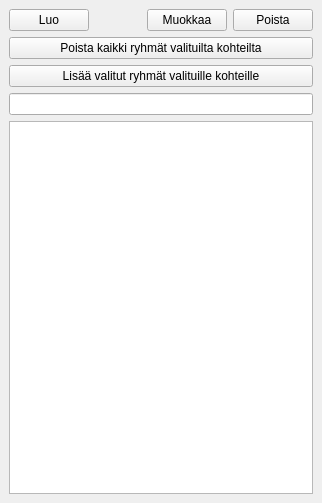
Old version of the form arho_feature_template/gui/docks/regulation_groups_dock.ui in the repository GispoCoding/arho-qgis-plugin.
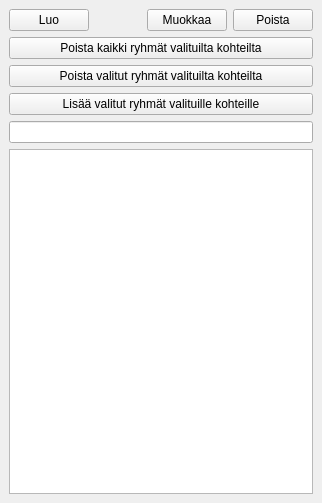
New version of the form. Custom widgets are drawn as their Qt base class.

Commit message: rename signals, methods and buttons to be more descriptive

```diff
--- a/arho_feature_template/gui/docks/regulation_groups_dock.ui
+++ b/arho_feature_template/gui/docks/regulation_groups_dock.ui
@@ -70,7 +70,14 @@
      </widget>
     </item>
     <item>
-     <widget class="QPushButton" name="add_all_btn">
+     <widget class="QPushButton" name="remove_selected_btn">
+      <property name="text">
+       <string>Poista valitut ryhmät valituilta kohteilta</string>
+      </property>
+     </widget>
+    </item>
+    <item>
+     <widget class="QPushButton" name="add_selected_btn">
       <property name="text">
        <string>Lisää valitut ryhmät valituille kohteille</string>
       </property>
```
The commit also changes 2 other files.
